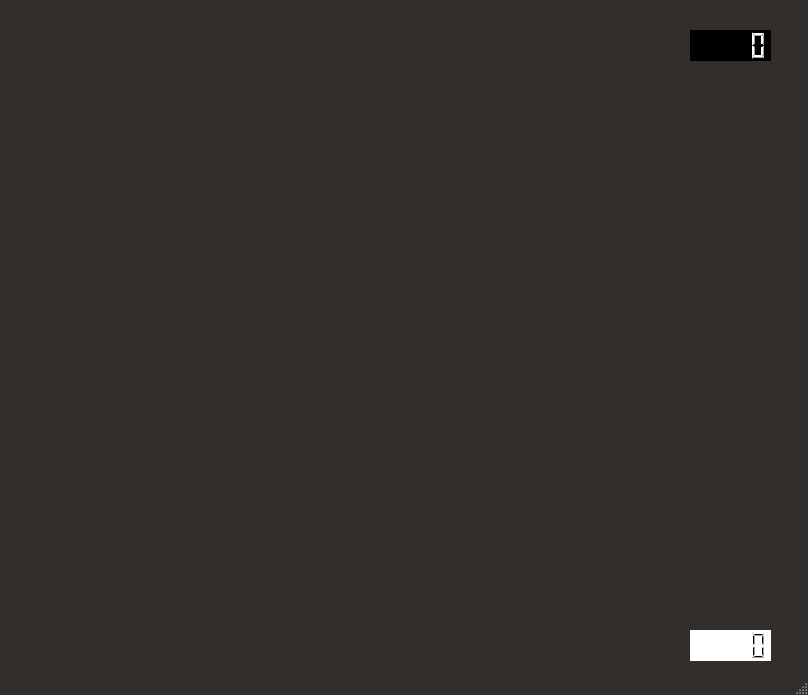
First picture: the form in chessWindow.ui, repository 68Duck/Chess, before the edit.
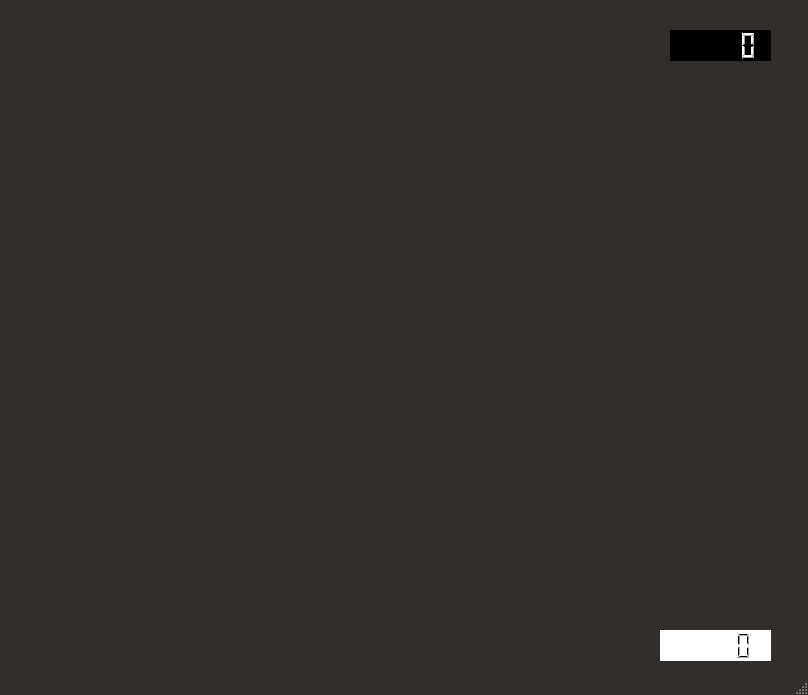
Second picture: the form after the edit.

Commit message: Changed timers to 10miliseconds so more accurate

```diff
--- a/chessWindow.ui
+++ b/chessWindow.ui
@@ -20,9 +20,9 @@
    <widget class="QLCDNumber" name="whiteTimer">
     <property name="geometry">
      <rect>
-      <x>690</x>
+      <x>660</x>
       <y>630</y>
-      <width>81</width>
+      <width>111</width>
       <height>31</height>
      </rect>
     </property>
@@ -39,9 +39,9 @@
    <widget class="QLCDNumber" name="blackTimer">
     <property name="geometry">
      <rect>
-      <x>690</x>
+      <x>670</x>
       <y>30</y>
-      <width>81</width>
+      <width>101</width>
       <height>31</height>
      </rect>
     </property>
```
The commit also changes 1 other file.
